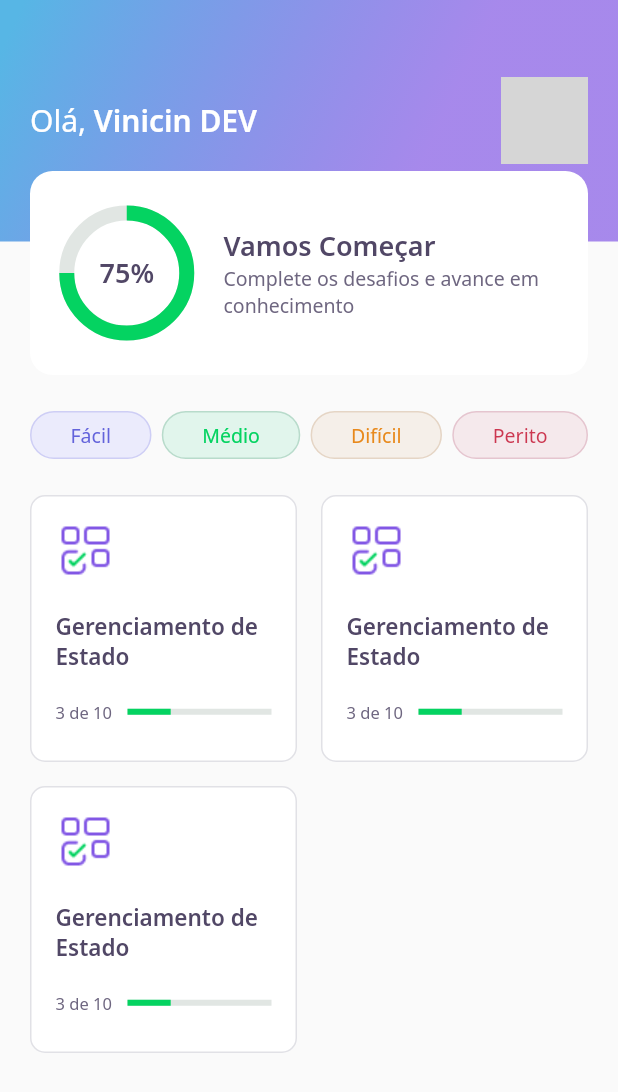
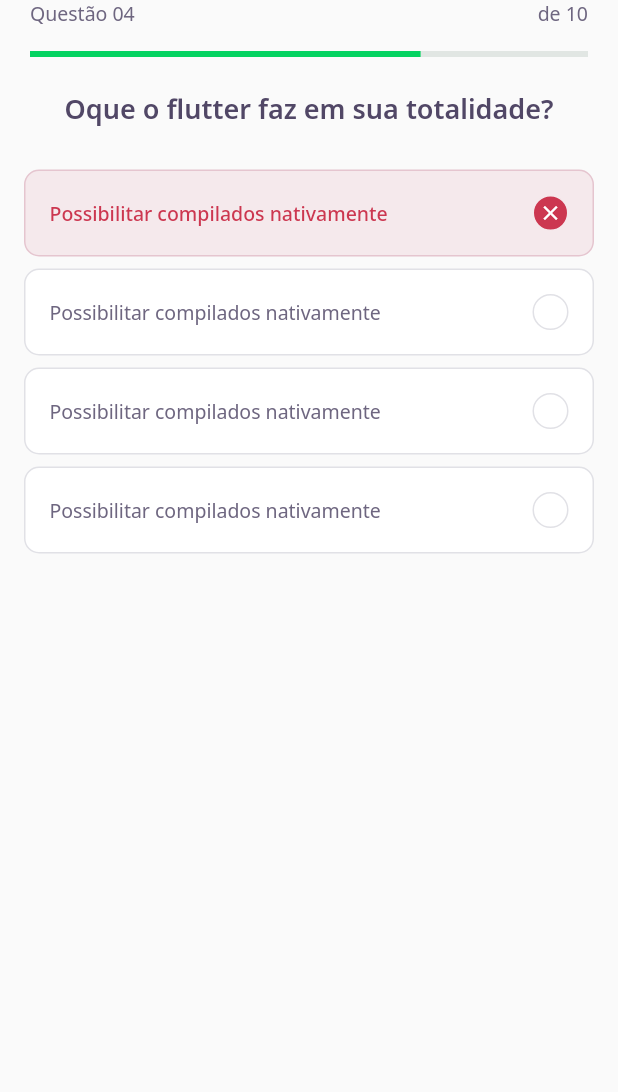
Before and after one commit to viniciusLambert/devquiz, a Flutter app: the screen it shows after launch, on a phone screen of 412 x 824 dp. Shown: the top 1092 px of the screen. Run offline on Flutter 3.47's test engine with Material 2 defaults, Android fonts, the phone set to English and light mode, and no system bars; our stand-ins replace google_fonts; grey boxes are pictures that could not be loaded.

Commit message:
implements question indicator, quiz and awnser indicator widget for challenge page

```diff
--- a/lib/challenge/challenge_page.dart
+++ b/lib/challenge/challenge_page.dart
@@ -0,0 +1,25 @@
+import 'package:DevQuiz/challenge/widgets/question_indicator/question_indicator_widget.dart';
+import 'package:DevQuiz/challenge/widgets/quiz/quiz_widget.dart';
+import 'package:flutter/material.dart';
+
+class ChallengePage extends StatefulWidget {
+  const ChallengePage({Key? key}) : super(key: key);
+
+  @override
+  _ChallengePageState createState() => _ChallengePageState();
+}
+
+class _ChallengePageState extends State<ChallengePage> {
+  @override
+  Widget build(BuildContext context) {
+    return Scaffold(
+      appBar: PreferredSize(
+        preferredSize: Size.fromHeight(60),
+        child: SafeArea(top: true, child: QuestionIndicatorWidget()),
+      ),
+      body: QuizWidget(
+        title: "Oque o flutter faz em sua totalidade?",
+      ),
+    );
+  }
+}
--- /dev/null
+++ b/lib/challenge/widgets/awnser/awnser_widget.dart
@@ -0,0 +1,79 @@
+import 'package:DevQuiz/core/app_colors.dart';
+import 'package:DevQuiz/core/app_text_styles.dart';
+import 'package:flutter/material.dart';
+
+class AwnserWidget extends StatelessWidget {
+  final String title;
+  final bool isRight;
+  final bool isSelected;
+
+  const AwnserWidget(
+      {Key? key,
+      required this.title,
+      this.isRight = false,
+      this.isSelected = false})
+      : super(key: key);
+
+  Color get _selectedColorRight =>
+      isRight ? AppColors.darkGreen : AppColors.darkRed;
+
+  Color get _selectedBorderRight =>
+      isRight ? AppColors.lightGreen : AppColors.lightRed;
+
+  Color get _selectedColorCardRight =>
+      isRight ? AppColors.lightGreen : AppColors.lightRed;
+
+  Color get _selectedBorderCardRight =>
+      isRight ? AppColors.green : AppColors.red;
+
+  TextStyle get _selectedTextStyleRight =>
+      isRight ? AppTextStyles.bodyDarkGreen : AppTextStyles.bodyDarkRed;
+
+  IconData get _selectedIconRight => isRight ? Icons.check : Icons.close;
+
+  @override
+  Widget build(BuildContext context) {
+    return Padding(
+      padding: const EdgeInsets.symmetric(horizontal: 16, vertical: 4),
+      child: Container(
+        padding: EdgeInsets.all(16),
+        decoration: BoxDecoration(
+            color: isSelected ? _selectedColorCardRight : AppColors.white,
+            borderRadius: BorderRadius.circular(10),
+            border: Border.fromBorderSide(BorderSide(
+                color:
+                    isSelected ? _selectedBorderCardRight : AppColors.border))),
+        child: Row(
+          mainAxisAlignment: MainAxisAlignment.spaceBetween,
+          children: [
+            Expanded(
+              child: Text(
+                title,
+                style:
+                    isSelected ? _selectedTextStyleRight : AppTextStyles.body,
+              ),
+            ),
+            Container(
+              height: 24,
+              width: 24,
+              decoration: BoxDecoration(
+                  color: isSelected ? _selectedColorRight : AppColors.white,
+                  borderRadius: BorderRadius.circular(500),
+                  border: Border.fromBorderSide(BorderSide(
+                      color: isSelected
+                          ? _selectedBorderRight
+                          : AppColors.border))),
+              child: isSelected
+                  ? Icon(
+                      _selectedIconRight,
+                      size: 16,
+                      color: AppColors.white,
+                    )
+                  : null,
+            )
+          ],
+        ),
+      ),
+    );
+  }
+}
--- /dev/null
+++ b/lib/challenge/widgets/question_indicator/question_indicator_widget.dart
@@ -0,0 +1,37 @@
+import 'package:DevQuiz/core/app_text_styles.dart';
+import 'package:DevQuiz/shared/widgets/progress_indicator/progree_indicator_widgets.dart';
+import 'package:flutter/material.dart';
+
+class QuestionIndicatorWidget extends StatelessWidget {
+  const QuestionIndicatorWidget({Key? key}) : super(key: key);
+
+  @override
+  Widget build(BuildContext context) {
+    return Container(
+      padding: const EdgeInsets.symmetric(horizontal: 20),
+      child: Column(
+        children: [
+          Row(
+            mainAxisAlignment: MainAxisAlignment.spaceBetween,
+            children: [
+              Text(
+                "Questão 04",
+                style: AppTextStyles.body,
+              ),
+              Text(
+                "de 10",
+                style: AppTextStyles.body,
+              ),
+            ],
+          ),
+          SizedBox(
+            height: 16,
+          ),
+          ProgressIndicatorWidget(
+            value: 0.7,
+          )
+        ],
+      ),
+    );
+  }
+}
--- /dev/null
+++ b/lib/challenge/widgets/quiz/quiz_widget.dart
@@ -0,0 +1,32 @@
+import 'package:DevQuiz/challenge/widgets/awnser/awnser_widget.dart';
+import 'package:DevQuiz/core/app_text_styles.dart';
+import 'package:flutter/material.dart';
+
+class QuizWidget extends StatelessWidget {
+  final String title;
+  const QuizWidget({Key? key, required this.title}) : super(key: key);
+
+  @override
+  Widget build(BuildContext context) {
+    return Container(
+      child: Column(
+        children: [
+          Text(
+            title,
+            style: AppTextStyles.heading,
+          ),
+          SizedBox(
+            height: 24,
+          ),
+          AwnserWidget(
+              isRight: false,
+              isSelected: true,
+              title: "Possibilitar compilados nativamente"),
+          AwnserWidget(title: "Possibilitar compilados nativamente"),
+          AwnserWidget(title: "Possibilitar compilados nativamente"),
+          AwnserWidget(title: "Possibilitar compilados nativamente")
+        ],
+      ),
+    );
+  }
+}
--- a/lib/core/app_widget.dart
+++ b/lib/core/app_widget.dart
@@ -1,3 +1,4 @@
+import 'package:DevQuiz/challenge/challenge_page.dart';
 import 'package:DevQuiz/home/home_page.dart';
 import 'package:DevQuiz/splash/splash_page.dart';
 import 'package:flutter/material.dart';
@@ -7,7 +8,7 @@ class AppWidget extends StatelessWidget {
   Widget build(BuildContext context) {
     return MaterialApp(
       title: "DevQuiz",
-      home: HomePage(),
+      home: ChallengePage(),
     );
   }
 }
--- a/lib/home/widgets/quiz_card/quiz_card_widget.dart
+++ b/lib/home/widgets/quiz_card/quiz_card_widget.dart
@@ -1,6 +1,7 @@
 import 'package:DevQuiz/core/app_colors.dart';
 import 'package:DevQuiz/core/app_images.dart';
 import 'package:DevQuiz/core/app_text_styles.dart';
+import 'package:DevQuiz/shared/widgets/progress_indicator/progree_indicator_widgets.dart';
 import 'package:flutter/material.dart';
 
 class QuizCardWidget extends StatelessWidget {
@@ -39,11 +40,8 @@ class QuizCardWidget extends StatelessWidget {
               ),
               Expanded(
                 flex: 2,
-                child: LinearProgressIndicator(
+                child: ProgressIndicatorWidget(
                   value: 0.3,
-                  backgroundColor: AppColors.chartSecondary,
-                  valueColor:
-                      AlwaysStoppedAnimation<Color>(AppColors.chartPrimary),
                 ),
               )
             ],
--- /dev/null
+++ b/lib/shared/widgets/progress_indicator/progree_indicator_widgets.dart
@@ -0,0 +1,17 @@
+import 'package:DevQuiz/core/app_colors.dart';
+import 'package:flutter/material.dart';
+
+class ProgressIndicatorWidget extends StatelessWidget {
+  final double value;
+  const ProgressIndicatorWidget({Key? key, required this.value})
+      : super(key: key);
+
+  @override
+  Widget build(BuildContext context) {
+    return LinearProgressIndicator(
+      value: value,
+      backgroundColor: AppColors.chartSecondary,
+      valueColor: AlwaysStoppedAnimation<Color>(AppColors.chartPrimary),
+    );
+  }
+}
```
